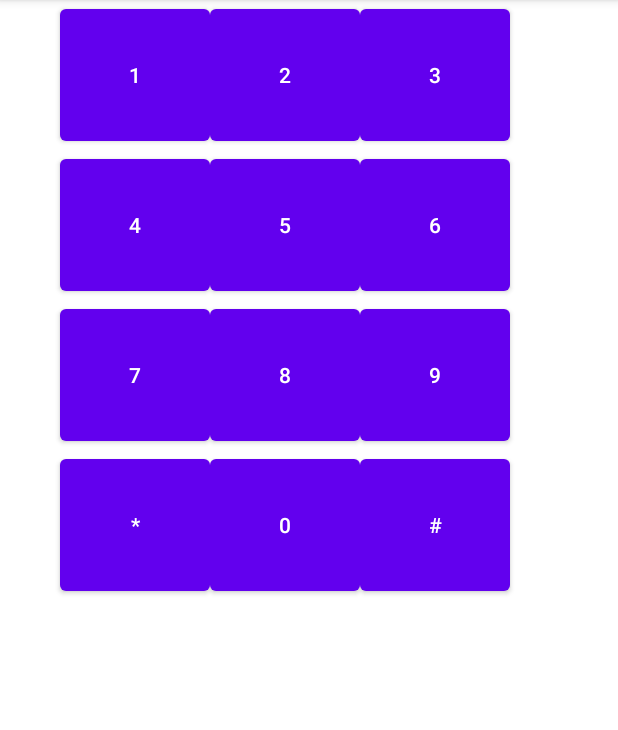
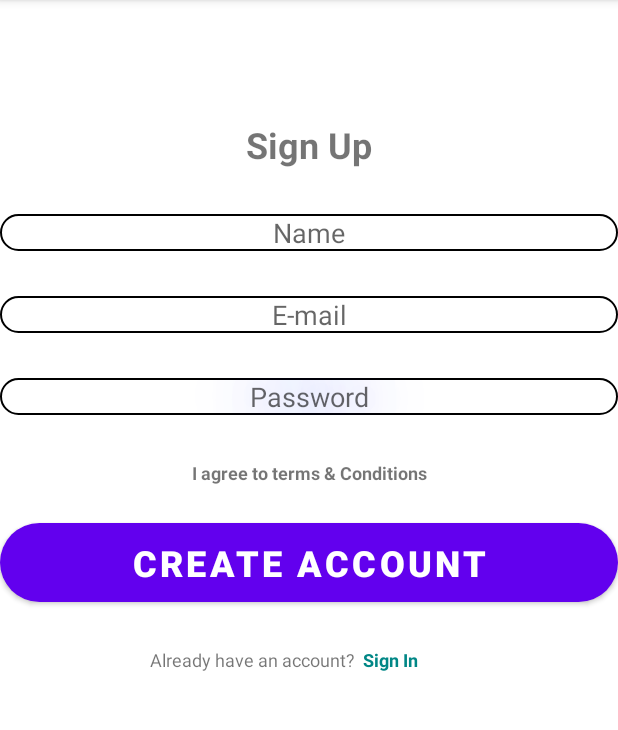
Before and after one commit to CHuber42/RB_First_Day_Repo, an Android app: the screen it shows after launch (MainActivity), on a phone screen of 412 x 824 dp, the part 84-814 px from its top. Run offline under Robolectric (Android 15) with nearby library versions, the phone set to English and light mode, and no system bars.

Commit message:
much progress with homework assignment

```diff
--- /dev/null
+++ b/app/src/main/res/drawable/form_button_rounded.xml
@@ -0,0 +1,9 @@
+<?xml version="1.0" encoding="utf-8"?>
+<shape xmlns:android="http://schemas.android.com/apk/res/android" android:shape="rectangle">
+
+
+    <corners android:radius="50dp"/>
+    <solid android:color="#FFFFFF"/>
+    <stroke android:width="1dp" android:color="@color/black"/>
+
+</shape>
--- /dev/null
+++ b/app/src/main/res/drawable/rounded_button.xml
@@ -0,0 +1,9 @@
+<?xml version="1.0" encoding="utf-8"?>
+<shape xmlns:android="http://schemas.android.com/apk/res/android" android:shape="rectangle">
+
+
+    <corners android:radius="50dp"/>
+    <gradient android:startColor="@color/teal_700"/>
+    <gradient android:endColor="#3446eb"/>
+
+</shape>
--- a/app/src/main/res/layout/activity_main.xml
+++ b/app/src/main/res/layout/activity_main.xml
@@ -5,99 +5,104 @@
     android:layout_height="match_parent"
     tools:context=".MainActivity">
 
+    <TextView
+        android:layout_marginTop="80dp"
+        android:id="@+id/tv_signup"
+        android:layout_width="match_parent"
+        android:layout_height="wrap_content"
+        android:gravity="center_horizontal"
+        android:text="Sign Up"
+        android:textSize="24sp"
+        android:textStyle="bold"/>
+
+    <EditText
+        android:layout_marginTop="30dp"
+        android:layout_below="@id/tv_signup"
+        android:id="@+id/et_name"
+        android:layout_width="match_parent"
+        android:layout_height="wrap_content"
+        android:gravity="center_horizontal"
+        android:hint="Name"
+        android:background="@drawable/form_button_rounded"
+        />
+
+    <EditText
+        android:layout_marginTop="30dp"
+        android:layout_below="@id/et_name"
+        android:id="@+id/et_email"
+        android:layout_width="match_parent"
+        android:layout_height="wrap_content"
+        android:gravity="center_horizontal"
+        android:hint="E-mail"
+        android:background="@drawable/form_button_rounded"/>
+
+    <EditText
+        android:layout_marginTop="30dp"
+        android:layout_below="@id/et_email"
+        android:id="@+id/et_password"
+        android:layout_width="match_parent"
+        android:layout_height="wrap_content"
+        android:gravity="center_horizontal"
+        android:hint="Password"
+        android:background="@drawable/form_button_rounded"
+        android:shadowRadius="50"
+        android:shadowColor="#3446eb"
+        />
+
+    <TextView
+        android:layout_marginTop="30dp"
+        android:layout_below="@id/et_password"
+        android:id="@+id/tv_terms"
+        android:layout_width="match_parent"
+        android:layout_height="wrap_content"
+        android:gravity="center_horizontal"
+        android:text="I agree to terms &amp; Conditions"
+        android:textSize="12sp"
+        android:textStyle="bold"
+        />
 
     <Button
-        android:id="@+id/btn_1"
-        android:layout_width="100dp"
-        android:text="1"
-        android:layout_height="100dp"
-        android:layout_marginLeft="40dp"/>
+        android:layout_marginTop="25dp"
+        android:layout_below="@id/tv_terms"
+        android:id="@+id/tv_create_account"
+        android:layout_width="match_parent"
+        android:layout_height="wrap_content"
+        android:gravity="center_horizontal"
+        android:text="Create Account"
+        android:textSize="24sp"
+        android:textStyle="bold"
+        android:background="@drawable/rounded_button"
+        android:textColor="#FFFFFF"
+        />
 
-    <Button
-        android:id="@+id/btn_2"
-        android:layout_width="100dp"
-        android:text="2"
-        android:layout_toEndOf="@id/btn_1"
-        android:layout_height="100dp" />
+    <TextView
+        android:layout_marginLeft="100dp"
+        android:layout_marginTop="30dp"
+        android:layout_below="@id/tv_create_account"
+        android:id="@+id/tv_have_account"
+        android:layout_width="wrap_content"
+        android:layout_height="wrap_content"
+        android:gravity="center_horizontal"
+        android:text="Already have an account?"
+        android:textSize="12sp" />
 
-    <Button
-        android:id="@+id/btn_3"
-        android:layout_width="100dp"
-        android:text="3"
-        android:layout_height="100dp"
-        android:layout_toEndOf="@id/btn_2"/>
+    <TextView
+        android:layout_marginTop="30dp"
+        android:layout_below="@id/tv_create_account"
+        android:id="@+id/tv_signin"
+        android:layout_width="wrap_content"
+        android:layout_height="wrap_content"
+        android:gravity="center_horizontal"
+        android:text="  Sign In"
+        android:textSize="12sp"
+        android:layout_toEndOf="@id/tv_have_account"
+        android:textStyle="bold"
+        android:textColor="@color/teal_700"
+        />
 
 
-    <Button
-        android:id="@+id/btn_4"
-        android:layout_width="100dp"
-        android:text="4"
-        android:layout_height="100dp"
-        android:layout_marginLeft="40dp"
-        android:layout_below="@id/btn_1"/>
 
-    <Button
-        android:id="@+id/btn_5"
-        android:layout_width="100dp"
-        android:text="5"
-        android:layout_height="100dp"
-        android:layout_toEndOf="@id/btn_4"
-        android:layout_below="@id/btn_2"/>
 
-    <Button
-        android:id="@+id/btn_6"
-        android:layout_width="100dp"
-        android:text="6"
-        android:layout_height="100dp"
-        android:layout_toEndOf="@id/btn_5"
-        android:layout_below="@id/btn_3"/>
 
-    <Button
-        android:id="@+id/btn_7"
-        android:layout_width="100dp"
-        android:text="7"
-        android:layout_height="100dp"
-        android:layout_marginLeft="40dp"
-        android:layout_below="@id/btn_4"/>
-
-    <Button
-        android:id="@+id/btn_8"
-        android:layout_width="100dp"
-        android:text="8"
-        android:layout_height="100dp"
-        android:layout_toEndOf="@id/btn_7"
-        android:layout_below="@id/btn_5"/>
-
-    <Button
-        android:id="@+id/btn_9"
-        android:layout_width="100dp"
-        android:text="9"
-        android:layout_height="100dp"
-        android:layout_toEndOf="@id/btn_8"
-        android:layout_below="@id/btn_6"/>
-
-    <Button
-        android:id="@+id/btn_star"
-        android:layout_width="100dp"
-        android:text="*"
-        android:layout_height="100dp"
-        android:layout_marginLeft="40dp"
-        android:layout_below="@id/btn_7"/>
-
-    <Button
-        android:id="@+id/btn_0"
-        android:layout_width="100dp"
-        android:text="0"
-        android:layout_height="100dp"
-        android:layout_below="@id/btn_8"
-        android:layout_toEndOf="@id/btn_7"/>
-
-    <Button
-        android:id="@+id/btn_pound"
-        android:layout_width="100dp"
-        android:text="#"
-        android:layout_height="100dp"
-        android:layout_below="@id/btn_7"
-        android:layout_toEndOf="@id/btn_8"/>
 
 </RelativeLayout>
--- /dev/null
+++ b/app/src/main/res/layout/second_assignment.xml
@@ -0,0 +1,103 @@
+<?xml version="1.0" encoding="utf-8"?>
+<RelativeLayout xmlns:android="http://schemas.android.com/apk/res/android"
+    xmlns:tools="http://schemas.android.com/tools"
+    android:layout_width="match_parent"
+    android:layout_height="match_parent"
+    tools:context=".MainActivity">
+
+
+    <Button
+        android:id="@+id/btn_1"
+        android:layout_width="100dp"
+        android:text="1"
+        android:layout_height="100dp"
+        android:layout_marginLeft="40dp"/>
+
+    <Button
+        android:id="@+id/btn_2"
+        android:layout_width="100dp"
+        android:text="2"
+        android:layout_toEndOf="@id/btn_1"
+        android:layout_height="100dp" />
+
+    <Button
+        android:id="@+id/btn_3"
+        android:layout_width="100dp"
+        android:text="3"
+        android:layout_height="100dp"
+        android:layout_toEndOf="@id/btn_2"/>
+
+
+    <Button
+        android:id="@+id/btn_4"
+        android:layout_width="100dp"
+        android:text="4"
+        android:layout_height="100dp"
+        android:layout_marginLeft="40dp"
+        android:layout_below="@id/btn_1"/>
+
+    <Button
+        android:id="@+id/btn_5"
+        android:layout_width="100dp"
+        android:text="5"
+        android:layout_height="100dp"
+        android:layout_toEndOf="@id/btn_4"
+        android:layout_below="@id/btn_2"/>
+
+    <Button
+        android:id="@+id/btn_6"
+        android:layout_width="100dp"
+        android:text="6"
+        android:layout_height="100dp"
+        android:layout_toEndOf="@id/btn_5"
+        android:layout_below="@id/btn_3"/>
+
+    <Button
+        android:id="@+id/btn_7"
+        android:layout_width="100dp"
+        android:text="7"
+        android:layout_height="100dp"
+        android:layout_marginLeft="40dp"
+        android:layout_below="@id/btn_4"/>
+
+    <Button
+        android:id="@+id/btn_8"
+        android:layout_width="100dp"
+        android:text="8"
+        android:layout_height="100dp"
+        android:layout_toEndOf="@id/btn_7"
+        android:layout_below="@id/btn_5"/>
+
+    <Button
+        android:id="@+id/btn_9"
+        android:layout_width="100dp"
+        android:text="9"
+        android:layout_height="100dp"
+        android:layout_toEndOf="@id/btn_8"
+        android:layout_below="@id/btn_6"/>
+
+    <Button
+        android:id="@+id/btn_star"
+        android:layout_width="100dp"
+        android:text="*"
+        android:layout_height="100dp"
+        android:layout_marginLeft="40dp"
+        android:layout_below="@id/btn_7"/>
+
+    <Button
+        android:id="@+id/btn_0"
+        android:layout_width="100dp"
+        android:text="0"
+        android:layout_height="100dp"
+        android:layout_below="@id/btn_8"
+        android:layout_toEndOf="@id/btn_7"/>
+
+    <Button
+        android:id="@+id/btn_pound"
+        android:layout_width="100dp"
+        android:text="#"
+        android:layout_height="100dp"
+        android:layout_below="@id/btn_7"
+        android:layout_toEndOf="@id/btn_8"/>
+
+</RelativeLayout>
```
